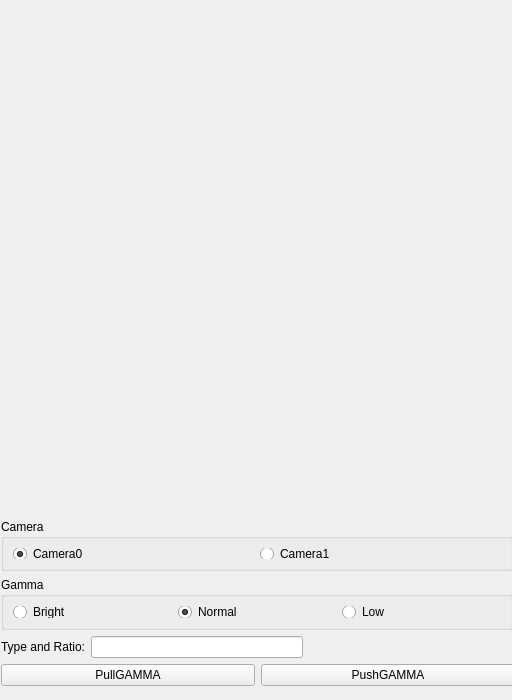
Old version of the form Ui/GammaWidget.ui in the repository WaterdropsKun/KEDAEZTUNE_V2.
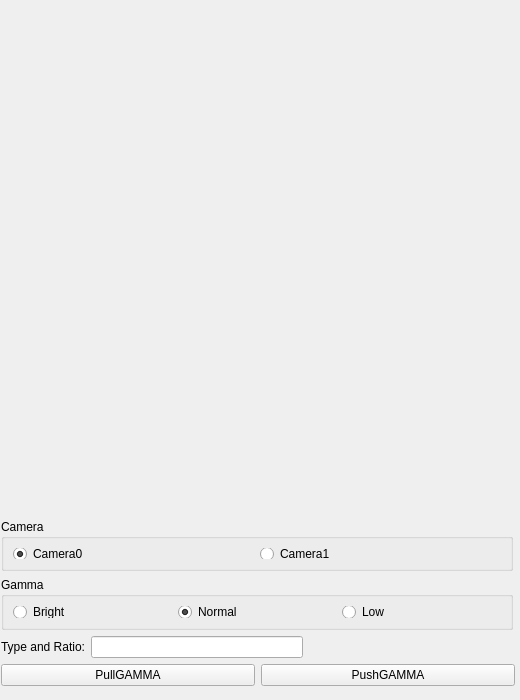
New version of the form.

What changed in the file:
```diff
--- a/Ui/GammaWidget.ui
+++ b/Ui/GammaWidget.ui
@@ -6,7 +6,7 @@
    <rect>
     <x>0</x>
     <y>0</y>
-    <width>512</width>
+    <width>520</width>
     <height>700</height>
    </rect>
   </property>
@@ -18,20 +18,20 @@
   </property>
   <property name="minimumSize">
    <size>
-    <width>512</width>
+    <width>520</width>
     <height>700</height>
    </size>
   </property>
   <property name="maximumSize">
    <size>
-    <width>512</width>
+    <width>520</width>
     <height>700</height>
    </size>
   </property>
   <property name="windowTitle">
    <string>Form</string>
   </property>
-  <widget class="QWidget" name="">
+  <widget class="QWidget" name="layoutWidget">
    <property name="geometry">
     <rect>
      <x>1</x>
```
